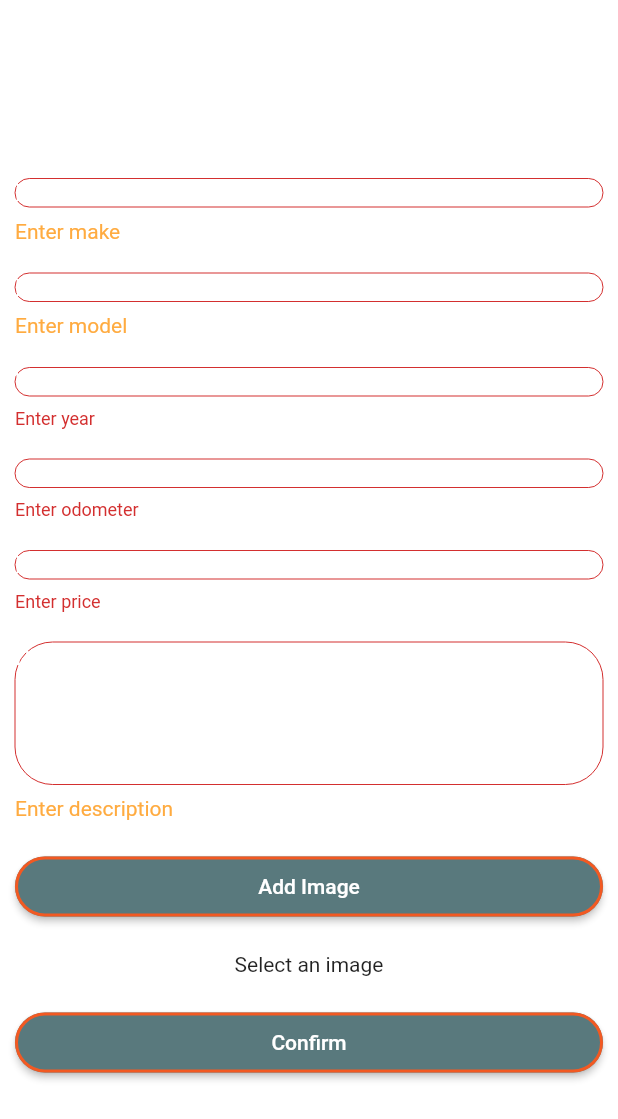
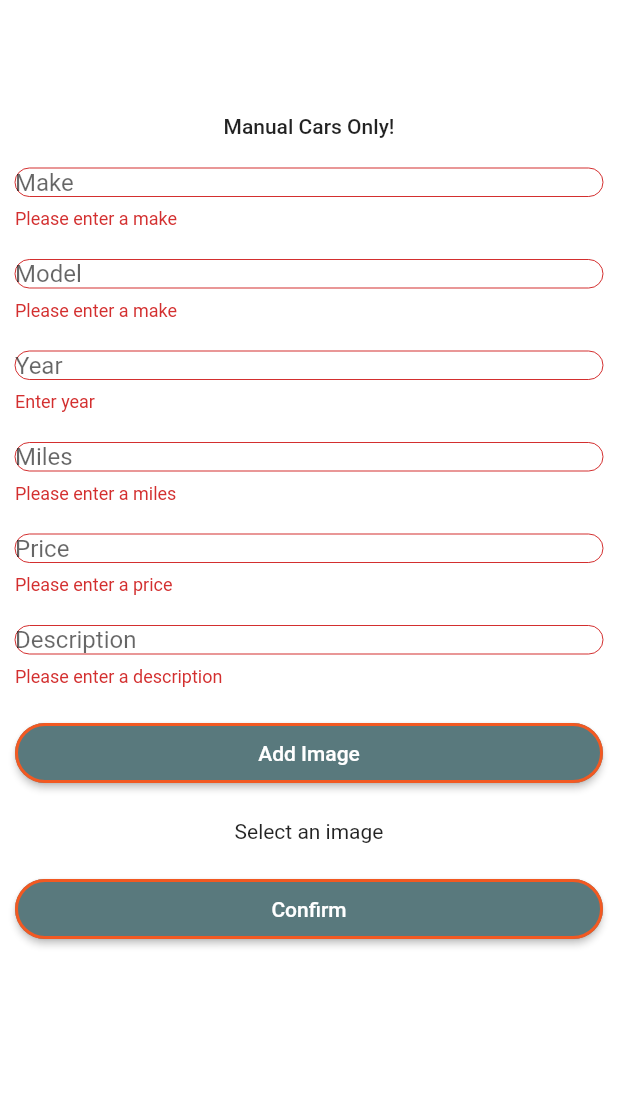
Before and after one commit to domtom1126/stick_testing, a Flutter app: the Post screen opened directly, after a tap on "Confirm", on a phone screen of 412 x 824 dp. Shown: the top 1119 px of the screen. Run offline on Flutter 3.47's test engine with Material 2 defaults, Android fonts, the phone set to English and light mode, and no system bars; our stand-ins replace bloc, cloud_firestore, currency_text_input_formatter, firebase_auth, firebase_core, firebase_storage and 7 more; missing offline and left inert: find_a_stick; accounts and stored records are empty; statements that could not run were skipped.

Commit message:
got rid of form_widgets

```diff
--- a/lib/screens/post.dart
+++ b/lib/screens/post.dart
@@ -1,5 +1,7 @@
 import 'dart:io';
 
+import 'package:currency_text_input_formatter/currency_text_input_formatter.dart';
+import 'package:find_a_stick/firebase_functions/post_listing.dart';
 import 'package:firebase_auth/firebase_auth.dart';
 import 'package:flutter/material.dart';
 import 'package:flutter/services.dart';
@@ -10,7 +12,6 @@ import 'package:hexcolor/hexcolor.dart';
 import 'package:image_picker/image_picker.dart';
 import 'package:provider/provider.dart';
 import '../signin_controller.dart';
-import '../widgets/form_widgets/form_widgets.dart';
 
 class Post extends StatefulWidget {
   const Post({Key? key}) : super(key: key);
@@ -42,7 +43,7 @@ class _PostState extends State<Post> {
           stream: FirebaseAuth.instance.authStateChanges(),
           builder: (context, snapshot) {
             if (snapshot.connectionState == ConnectionState.waiting) {
-              return Center(
+              return const Center(
                 child: CircularProgressIndicator(),
               );
             } else if (snapshot.hasData) {
@@ -139,17 +140,45 @@ class _PostState extends State<Post> {
           children: <Widget>[
             Text(
               'Manual Cars Only!',
-              style: TextStyle(fontSize: 20, color: HexColor('FFFFFF')),
+              style: Theme.of(context).textTheme.bodyLarge,
               textAlign: TextAlign.center,
             ),
             const SizedBox(
               height: 20,
             ),
-            textInputField('Make', _makeController, TextInputType.text,
-                'Enter make', 20, 1),
+            TextFormField(
+              controller: _makeController,
+              decoration: InputDecoration(
+                focusedBorder: OutlineInputBorder(
+                  borderSide: BorderSide(color: HexColor('EE815A'), width: 2.0),
+                  borderRadius: BorderRadius.circular(25.0),
+                ),
+                hintText: 'Make',
+              ),
+              validator: (value) {
+                if (value!.isEmpty) {
+                  return 'Please enter a make';
+                }
+                return null;
+              },
+            ),
             const SizedBox(height: 20),
-            textInputField('Model', _modelController, TextInputType.text,
-                'Enter model', 20, 1),
+            TextFormField(
+              controller: _modelController,
+              decoration: InputDecoration(
+                focusedBorder: OutlineInputBorder(
+                  borderSide: BorderSide(color: HexColor('EE815A'), width: 2.0),
+                  borderRadius: BorderRadius.circular(25.0),
+                ),
+                hintText: 'Model',
+              ),
+              validator: (value) {
+                if (value!.isEmpty) {
+                  return 'Please enter a make';
+                }
+                return null;
+              },
+            ),
             const SizedBox(height: 20),
             TextFormField(
               inputFormatters: [
@@ -158,13 +187,11 @@ class _PostState extends State<Post> {
               keyboardType: TextInputType.number,
               keyboardAppearance: Brightness.dark,
               controller: _yearController,
-              style: TextStyle(color: HexColor('FFFFFF')),
               decoration: InputDecoration(
                 focusedBorder: OutlineInputBorder(
                   borderSide: BorderSide(color: HexColor('EE815A'), width: 2.0),
                   borderRadius: BorderRadius.circular(25.0),
                 ),
-                hintStyle: TextStyle(color: HexColor('FFFFFF')),
                 hintText: 'Year',
               ),
               validator: (value) {
@@ -175,27 +202,74 @@ class _PostState extends State<Post> {
               },
             ),
             const SizedBox(height: 20),
-            numInputField('Odometer', _odometerController, TextInputType.number,
-                'Enter odometer', 10, ''),
-            const SizedBox(height: 20),
-            numInputField(
-              'Price',
-              _priceController,
-              TextInputType.number,
-              'Enter price',
-              10,
-              '\$',
+            TextFormField(
+              inputFormatters: [
+                LengthLimitingTextInputFormatter(10),
+              ],
+              controller: _odometerController,
+              decoration: InputDecoration(
+                focusedBorder: OutlineInputBorder(
+                  borderSide: BorderSide(color: HexColor('EE815A'), width: 2.0),
+                  borderRadius: BorderRadius.circular(25.0),
+                ),
+                hintText: 'Miles',
+              ),
+              validator: (value) {
+                if (value!.isEmpty) {
+                  return 'Please enter a miles';
+                }
+                return null;
+              },
             ),
             const SizedBox(height: 20),
-            textInputField('Description', _descriptionController,
-                TextInputType.text, 'Enter description', 200, 5),
+            TextFormField(
+              inputFormatters: [
+                LengthLimitingTextInputFormatter(15),
+                CurrencyTextInputFormatter(symbol: '\$', decimalDigits: 0),
+              ],
+              controller: _priceController,
+              decoration: InputDecoration(
+                focusedBorder: OutlineInputBorder(
+                  borderSide: BorderSide(color: HexColor('EE815A'), width: 2.0),
+                  borderRadius: BorderRadius.circular(25.0),
+                ),
+                hintText: 'Price',
+              ),
+              validator: (value) {
+                if (value!.isEmpty) {
+                  return 'Please enter a price';
+                }
+                return null;
+              },
+            ),
+            const SizedBox(height: 20),
+            TextFormField(
+              controller: _descriptionController,
+              decoration: InputDecoration(
+                focusedBorder: OutlineInputBorder(
+                  borderSide: BorderSide(color: HexColor('EE815A'), width: 2.0),
+                  borderRadius: BorderRadius.circular(25.0),
+                ),
+                hintText: 'Description',
+              ),
+              validator: (value) {
+                if (value!.isEmpty) {
+                  return 'Please enter a description';
+                }
+                return null;
+              },
+            ),
             const SizedBox(height: 20),
             ElevatedButton(
-                onPressed: pickImage, child: const Text('Add Image')),
+              onPressed: pickImage,
+              child: const Text('Add Image'),
+            ),
             const SizedBox(height: 20),
             pickedImage != null
                 ? Image.file(pickedImage!, height: 200, width: 200)
-                : const Center(child: Text('Select an image')),
+                : const Center(
+                    child: Text('Select an image'),
+                  ),
             const SizedBox(height: 20),
             ElevatedButton(
                 onPressed: () {
@@ -209,17 +283,7 @@ class _PostState extends State<Post> {
                         ),
                       ),
                       context: context,
-                      builder: (context) => PostConfirm(
-                        make: _makeController.text,
-                        model: _modelController.text,
-                        year: _yearController.text,
-                        odometer: _odometerController.text,
-                        price: _priceController.text,
-                        // TODO Replace with email
-                        email: '',
-                        description: _descriptionController.text,
-                        image: pickedImage!,
-                      ),
+                      builder: (context) => confirmModal(),
                     );
                   }
                 },
@@ -229,4 +293,84 @@ class _PostState extends State<Post> {
       ),
     );
   }
+
+  SizedBox confirmModal() {
+    return SizedBox(
+      // TODO change this height so its responsive
+      height: 500,
+      width: double.infinity,
+      child: Padding(
+        padding: const EdgeInsets.all(8.0),
+        child: Column(
+          crossAxisAlignment: CrossAxisAlignment.start,
+          children: [
+            // TODO image goes here
+            Center(
+              child: Image(
+                image: AssetImage(pickedImage!.path),
+                height: 250,
+                width: 250,
+              ),
+            ),
+            Row(
+              children: [
+                Text(
+                  _yearController.text,
+                  style: const TextStyle(fontSize: 20),
+                ),
+                Text(
+                  ' ${_makeController.text} ${_modelController.text}',
+                  style: const TextStyle(fontSize: 20),
+                ),
+              ],
+            ),
+            Text(_priceController.text),
+            Text('${_odometerController.text} Miles'),
+            Text(_descriptionController.text),
+            const SizedBox(
+              height: 20,
+            ),
+            const Text('Are you sure you want to post this car?'),
+            Row(
+              mainAxisAlignment: MainAxisAlignment.spaceEvenly,
+              children: [
+                // TODO After post go to home screen
+                ElevatedButton(
+                    onPressed: () async {
+                      final _postListing = PostListing(
+                        make: _makeController.text,
+                        model: _modelController.text,
+                        year: _yearController.text,
+                        odometer: _odometerController.text,
+                        price: _priceController.text,
+                        // TODO Replace with email
+                        // email: '',
+                        description: _descriptionController.text,
+                        image: pickedImage!,
+                        dateAdded: DateTime.now().toString(),
+                      );
+                      await _postListing.addPost(
+                        _makeController.text,
+                        _modelController.text,
+                        _yearController.text,
+                        _odometerController.text,
+                        _priceController.text,
+                        _descriptionController.text,
+                        pickedImage!,
+                      );
+                      Navigator.pushNamedAndRemoveUntil(
+                          context, '/home', (_) => false);
+                    },
+                    child: const Text('Yes')),
+
+                ElevatedButton(
+                    onPressed: Navigator.of(context).pop,
+                    child: const Center(child: Text('No'))),
+              ],
+            ),
+          ],
+        ),
+      ),
+    );
+  }
 }
--- a/lib/widgets/form_widgets/form_widgets.dart
+++ /dev/null
@@ -1,184 +0,0 @@
-import 'dart:io';
-
-import 'package:flutter/material.dart';
-import 'package:flutter/services.dart';
-import 'package:get/get.dart';
-import 'package:hexcolor/hexcolor.dart';
-import 'package:currency_text_input_formatter/currency_text_input_formatter.dart';
-import '../../firebase_functions/post_listing.dart';
-import '../../signin_controller.dart';
-
-TextFormField textInputField(String label, TextEditingController controller,
-    TextInputType keyboardType, String errorMessage, int maxLength, int lines) {
-  return TextFormField(
-    maxLines: lines,
-    inputFormatters: [
-      LengthLimitingTextInputFormatter(maxLength),
-    ],
-    keyboardType: keyboardType,
-    keyboardAppearance: Brightness.dark,
-    controller: controller,
-    style: TextStyle(color: HexColor('FFFFFF')),
-    decoration: InputDecoration(
-      focusedBorder: OutlineInputBorder(
-        borderSide: BorderSide(color: HexColor('EE815A'), width: 2.0),
-        borderRadius: BorderRadius.circular(25.0),
-      ),
-      errorStyle: const TextStyle(
-        color: Colors.orangeAccent,
-        fontSize: 14.0,
-      ),
-      hintStyle: TextStyle(color: HexColor('FFFFFF')),
-      hintText: label,
-    ),
-    validator: (value) {
-      if (value == null || value.isEmpty) {
-        return errorMessage;
-      }
-      return null;
-    },
-  );
-}
-
-TextFormField numInputField(
-    String label,
-    TextEditingController controller,
-    TextInputType keyboardType,
-    String errorMessage,
-    int maxLength,
-    String numType) {
-  return TextFormField(
-    inputFormatters: [
-      LengthLimitingTextInputFormatter(maxLength),
-      CurrencyTextInputFormatter(symbol: numType, decimalDigits: 0),
-    ],
-    keyboardType: keyboardType,
-    keyboardAppearance: Brightness.dark,
-    controller: controller,
-    style: TextStyle(color: HexColor('FFFFFF')),
-    decoration: InputDecoration(
-      focusedBorder: OutlineInputBorder(
-        borderSide: BorderSide(color: HexColor('EE815A'), width: 2.0),
-        borderRadius: BorderRadius.circular(25.0),
-      ),
-      hintStyle: TextStyle(color: HexColor('FFFFFF')),
-      hintText: label,
-    ),
-    validator: (value) {
-      if (value == null || value.isEmpty) {
-        return errorMessage;
-      }
-      return null;
-    },
-  );
-}
-
-// final googleSignIn = GoogleSignIn();
-
-// _postingBloc.add(PostingEvent.postingSuccess());
-class PostConfirm extends StatefulWidget {
-  final String make;
-  final String model;
-  final String year;
-  final String odometer;
-  final String price;
-  final String email;
-  final String description;
-  final File image;
-
-  PostConfirm({
-    required this.make,
-    required this.model,
-    required this.year,
-    required this.odometer,
-    required this.price,
-    required this.email,
-    required this.description,
-    required this.image,
-  });
-  // Parameters need to go here
-
-  @override
-  _PostConfirmState createState() => _PostConfirmState();
-}
-
-class _PostConfirmState extends State<PostConfirm> {
-  final _postListing = PostListing(
-      make: '',
-      model: '',
-      year: '',
-      odometer: '',
-      price: '',
-      description: '',
-      email: '',
-      image: '',
-      dateAdded: '');
-
-  @override
-  Widget build(BuildContext context) {
-    return SizedBox(
-      // TODO change this height so its responsive
-      height: 500,
-      width: double.infinity,
-      child: Padding(
-        padding: const EdgeInsets.all(8.0),
-        child: Column(
-          crossAxisAlignment: CrossAxisAlignment.start,
-          children: [
-            // TODO image goes here
-            Center(
-              child: Image(
-                image: AssetImage(widget.image.path),
-                height: 250,
-                width: 250,
-              ),
-            ),
-            Row(
-              children: [
-                Text(
-                  widget.year,
-                  style: const TextStyle(fontSize: 20),
-                ),
-                Text(
-                  ' ${widget.make} ${widget.model}',
-                  style: const TextStyle(fontSize: 20),
-                ),
-              ],
-            ),
-            Text(widget.price),
-            Text('${widget.odometer} Miles'),
-            Text(widget.description),
-            const SizedBox(
-              height: 20,
-            ),
-            const Text('Are you sure you want to post this car?'),
-            Row(
-              mainAxisAlignment: MainAxisAlignment.spaceEvenly,
-              children: [
-                // TODO After post go to home screen
-                ElevatedButton(
-                    onPressed: () async {
-                      await _postListing.addPost(
-                          widget.make,
-                          widget.model,
-                          widget.year,
-                          widget.odometer,
-                          widget.price,
-                          widget.description,
-                          widget.image);
-                      Navigator.pushNamedAndRemoveUntil(
-                          context, '/home', (_) => false);
-                    },
-                    child: const Text('Yes')),
-
-                ElevatedButton(
-                    onPressed: Navigator.of(context).pop,
-                    child: const Center(child: Text('No'))),
-              ],
-            ),
-          ],
-        ),
-      ),
-    );
-  }
-}
```
